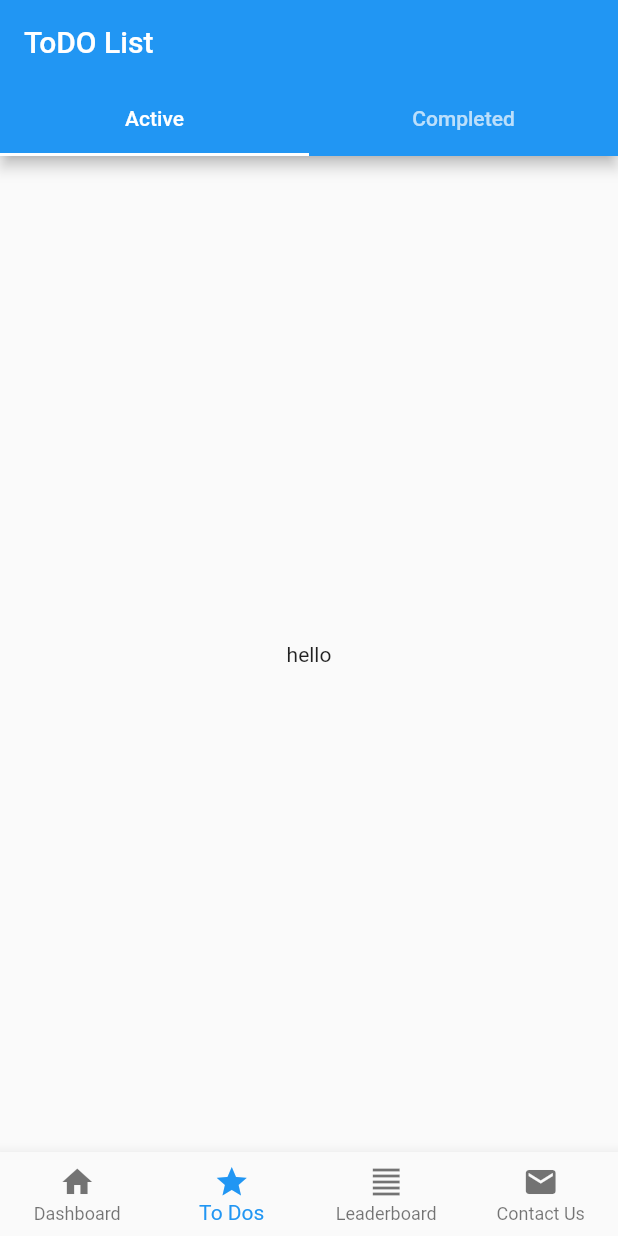
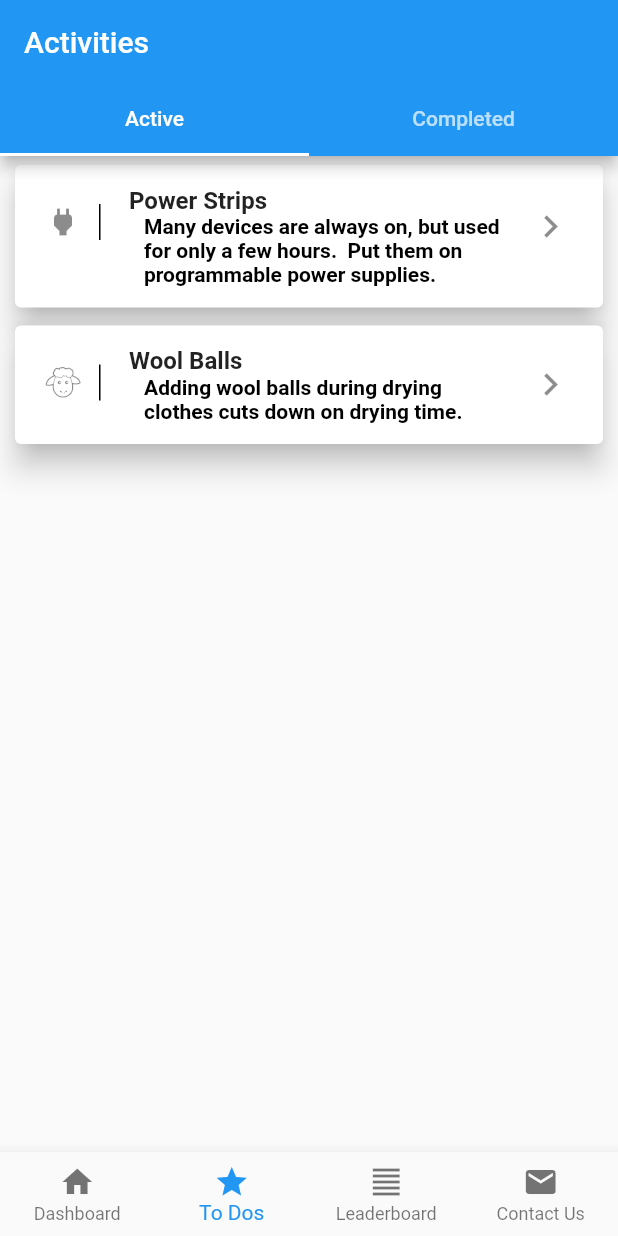
Before and after one commit to BitKnitting/FitHome, a Flutter app: the screen it shows after launch, item 2 of the bottom bar chosen, on a phone screen of 412 x 824 dp. Run offline on Flutter 3.47's test engine with Material 2 defaults, Android fonts, the phone set to English and light mode, and no system bars; our stand-ins replace charts_flutter, percent_indicator; accounts and stored records are empty; generated files the repository leaves out were written again.

Commit message:
Active and Completed activities load with custom icons.

```diff
--- a/assets/activities.json
+++ b/assets/activities.json
@@ -1,7 +1,7 @@
 {
     "activities": [
         {
-            "name": "power_strip",
+            "name": "Power Strips",
             "icon": "power",
             "tip": "Many devices are always on, but used for only a few hours.  Put them on programmable power supplies.",
             "hint": "For example, your TV, DVD, cable box are most likely used during the same hours and are located close together",
@@ -21,7 +21,7 @@
             ]
         },
         {
-            "name": "audit",
+            "name": "Energy Audit",
             "icon": "clipboard",
             "tip": "A home energy audit will give you A LOT of info on saving energy as well as free LED lightbulbs if needed!",
             "hint": "",
@@ -41,7 +41,7 @@
             ]
         },
         {
-            "name": "wool_balls",
+            "name": "Wool Balls",
             "icon": "sheep",
             "tip": "Adding wool balls during drying clothes cuts down on drying time.",
             "hint": "",
--- a/lib/Activities/activities.dart
+++ /dev/null
@@ -1,44 +0,0 @@
-import 'package:flutter/material.dart';
-
-class ActivitiesPage extends StatefulWidget {
-  @override
-  _State createState() => _State();
-}
-
-class _State extends State<ActivitiesPage> {
-  @override
-  Widget build(BuildContext context) {
-    return DefaultTabController(
-      length: 2,
-      child: Scaffold(
-        appBar: AppBar(
-          bottom: TabBar(
-            tabs: [
-              Tab(
-//                icon: Icon(Icons.directions_car),
-                text: "Active",
-              ),
-              Tab(
-                  //icon: Icon(Icons.directions_transit),
-                  text: "Completed"),
-            ],
-          ),
-          title: Text('ToDO List'),
-        ),
-        body: TabBarView(
-          // One child is a ListView of Active ToDos.
-          // The Other is a ListView of Completed ToDos.
-          children: [
-            Center(child: _listViewOfToDos()),
-            Center(child: _listViewOfToDos()),
-          ],
-        ),
-      ),
-    );
-  }
-
-  // Return the cards for either the active or completed tabs.
-  Widget _listViewOfToDos() {
-    return Container(child: Text('hello'));
-  }
-}
--- /dev/null
+++ b/lib/Activities/activities_page.dart
@@ -0,0 +1,138 @@
+import 'package:flutter/material.dart';
+import 'model/activities_schema.dart';
+import 'model/activities_Services.dart';
+import '../icons/icon_loader.dart';
+
+class ActivitiesPage extends StatefulWidget {
+  @override
+  _State createState() => _State();
+}
+
+class _State extends State<ActivitiesPage> {
+  ActivitiesService activities;
+  List<Activity> activeActivities = [];
+  List<Activity> completedActivities = [];
+
+  @override
+  initState() {
+    print('in initState');
+    super.initState();
+    activities = ActivitiesService();
+  }
+
+  @override
+  Widget build(BuildContext context) {
+    return DefaultTabController(
+      length: 2,
+      child: Scaffold(
+        appBar: AppBar(
+          bottom: TabBar(
+            tabs: [
+              Tab(
+//                icon: Icon(Icons.directions_car),
+                text: "Active",
+              ),
+              Tab(
+                  //icon: Icon(Icons.directions_transit),
+                  text: "Completed"),
+            ],
+          ),
+          title: Text('Activities'),
+        ),
+        body: TabBarView(
+          // One child is a ListView of Active ToDos.
+          // The Other is a ListView of Completed ToDos.
+          children: [
+            // Getting the active and completed activities most likely takes longer than displaying UI.
+            FutureBuilder(
+                // Once the data is available, display it...
+                future:
+                    activities.activeActivities('happyday.mjohnson@gmail.com'),
+                builder: (BuildContext context, AsyncSnapshot snapshot) {
+                  // The active activities are available.
+                  if (snapshot.connectionState == ConnectionState.done) {
+                    return _listViewActivities(snapshot.data);
+                  } else {
+                    return CircularProgressIndicator();
+                  }
+                }),
+            FutureBuilder(
+                // The activities will be put into a List of Activities, but it will happen in the
+                // future because it will take longer than it will for the UI to draw.
+                //
+                future: activities
+                    .completedActivities("happyday.mjohnson@gmail.com"),
+                builder: (BuildContext context, AsyncSnapshot snapshot) {
+                  // The active activities are available.
+                  if (snapshot.connectionState == ConnectionState.done) {
+                    return _listViewActivities(snapshot.data);
+                  } else {
+                    // Until the activities can be loaded show a circular progress indicator.
+                    return CircularProgressIndicator();
+                  }
+                }),
+          ],
+        ),
+      ),
+    );
+  }
+
+  Widget _listViewActivities(activities) {
+    return _makeBody(activities);
+  }
+
+  Widget _makeBody(List<Activity> activities) {
+    return Container(
+      child: ListView.builder(
+        scrollDirection: Axis.vertical,
+        shrinkWrap: true,
+        itemCount: activities.length,
+        itemBuilder: (BuildContext context, int index) {
+          return _makeCard(activities[index]);
+        },
+      ),
+    );
+  }
+
+  Widget _makeCard(Activity activity) {
+    return Card(
+      elevation: 8.0,
+      margin: new EdgeInsets.symmetric(horizontal: 10.0, vertical: 6.0),
+      child: Container(
+        child: _makeListTile(activity),
+      ),
+    );
+  }
+
+  Widget _makeListTile(Activity activity) {
+    return ListTile(
+      contentPadding: EdgeInsets.symmetric(horizontal: 20.0, vertical: 10.0),
+      leading: Container(
+        padding: EdgeInsets.only(right: 12.0),
+        decoration: new BoxDecoration(
+            border: new Border(
+                right: new BorderSide(
+          width: 1.0,
+        ))),
+        child: Icon(getIcon(name:activity.icon)),
+      ),
+      title: Text(
+        activity.name,
+        style: TextStyle(fontWeight: FontWeight.bold),
+      ),
+      subtitle: Row(
+        children: <Widget>[
+          Expanded(
+              flex: 4,
+              child: Padding(
+                padding: EdgeInsets.only(left: 10.0),
+                child: Text(activity.tip,
+                    style: TextStyle(
+                        color: Colors.black, fontWeight: FontWeight.bold)),
+              )),
+        ],
+      ),
+      trailing: Icon(Icons.keyboard_arrow_right, size: 30.0),
+    );
+  }
+}
--- /dev/null
+++ b/lib/Activities/model/activities_schema.dart
@@ -0,0 +1,48 @@
+import 'package:flutter/services.dart';
+import 'package:json_annotation/json_annotation.dart';
+
+part 'activities_schema.g.dart';
+
+
+
+
+
+@JsonSerializable()
+class Activities {
+  Activities({
+    this.activities,
+  });
+
+  final List<Activity> activities;
+
+  factory Activities.fromJson(Map<String, dynamic> json) =>
+      _$ActivitiesFromJson(json);
+
+  Map<String, dynamic> toJson() => _$ActivitiesToJson(this);
+}
+
+@JsonSerializable()
+class Activity {
+  Activity({this.name, this.icon, this.tip, this.hint, this.checklist});
+  final String name;
+  final String icon;
+  final String tip;
+  final String hint;
+  final List<Checklist> checklist;
+
+  factory Activity.fromJson(Map<String, dynamic> json) =>
+      _$ActivityFromJson(json);
+
+  Map<String, dynamic> toJson() => _$ActivityToJson(this);
+}
+
+@JsonSerializable()
+class Checklist {
+  Checklist(this.todo, this.url);
+  final String todo;
+  final String url;
+  factory Checklist.fromJson(Map<String, dynamic> json) =>
+      _$ChecklistFromJson(json);
+
+  Map<String, dynamic> toJson() => _$ChecklistToJson(this);
+}
--- /dev/null
+++ b/lib/Users/users.dart
@@ -0,0 +1,28 @@
+import 'package:flutter/services.dart';
+import 'package:json_annotation/json_annotation.dart';
+
+part 'users.g.dart';
+
+Future<String> loadUsers() async {
+  return await rootBundle.loadString('assets/users.json');
+}
+
+@JsonSerializable()
+class Users {
+  final List<User> users;
+  Users({this.users});
+  factory Users.fromJson(Map<String, dynamic> json) => _$UsersFromJson(json);
+
+  Map<String, dynamic> toJson() => _$UsersToJson(this);
+}
+
+@JsonSerializable()
+class User {
+  final String email;
+  final List<String> completedActivities;
+
+  User({this.email, this.completedActivities});
+  factory User.fromJson(Map<String, dynamic> json) => _$UserFromJson(json);
+
+  Map<String, dynamic> toJson() => _$UserToJson(this);
+}
--- a/lib/bottom_navbarpage.dart
+++ b/lib/bottom_navbarpage.dart
@@ -1,6 +1,6 @@
 import 'package:flutter/material.dart';
 import 'dashboard/dashboard.dart';
-import 'Activities/activities.dart';
+import 'Activities/activities_page.dart';
 import 'leaderboard.dart';
 import 'contactus.dart';
 
--- /dev/null
+++ b/lib/icons/icon_loader.dart
@@ -0,0 +1,15 @@
+import 'package:flutter/material.dart';
+import 'custom_icons.dart';
+
+const IconsMap = {
+  'power': Icons.power,
+  'sheep': CustomIcons.sheep,
+  'clipboard': CustomIcons.clipboard,
+};
+IconData getIcon({String name}) {
+  if (IconsMap[name] != null) {
+    return IconsMap[name];
+  } else {
+    return null;
+  }
+}
--- a/lib/main.dart
+++ b/lib/main.dart
@@ -1,13 +1,11 @@
 import 'package:flutter/material.dart';
 import 'bottom_navbarpage.dart';
-
 
 void main() => runApp(MyApp());
 
 class MyApp extends StatelessWidget {
   @override
   Widget build(BuildContext context) {
-
     String title = 'FitHome';
     return MaterialApp(
       title: title,
--- a/pubspec.yaml
+++ b/pubspec.yaml
@@ -63,6 +63,7 @@ flutter:
     - assets/impactImages/money_2.jpeg
     - assets/impactImages/money_3.jpeg
     - assets/activities.json
+    - assets/users.json
 
   # An image asset can refer to one or more resolution-specific "variants", see
   # https://flutter.io/assets-and-images/#resolution-aware.
@@ -89,3 +90,7 @@ flutter:
   #
   # For details regarding fonts from package dependencies,
   # see https://flutter.io/custom-fonts/#from-packages
+  fonts:
+    - family:  CustomIcons
+      fonts:
+        - asset: fonts/CustomIcons.ttf
```
Also changed, not shown: assets/users.json (added, +10 -0 lines), fonts/config.json (added, +30 -0 lines), lib/Activities/model/activities_services.dart (added, +85 -0 lines), lib/icons/custom_icons.dart (added, +29 -0 lines), fonts/CustomIcons.ttf (added), lib/Activities/model/activities_schema.g.dart (added), lib/Users/users.g.dart (added), 1 other file.
